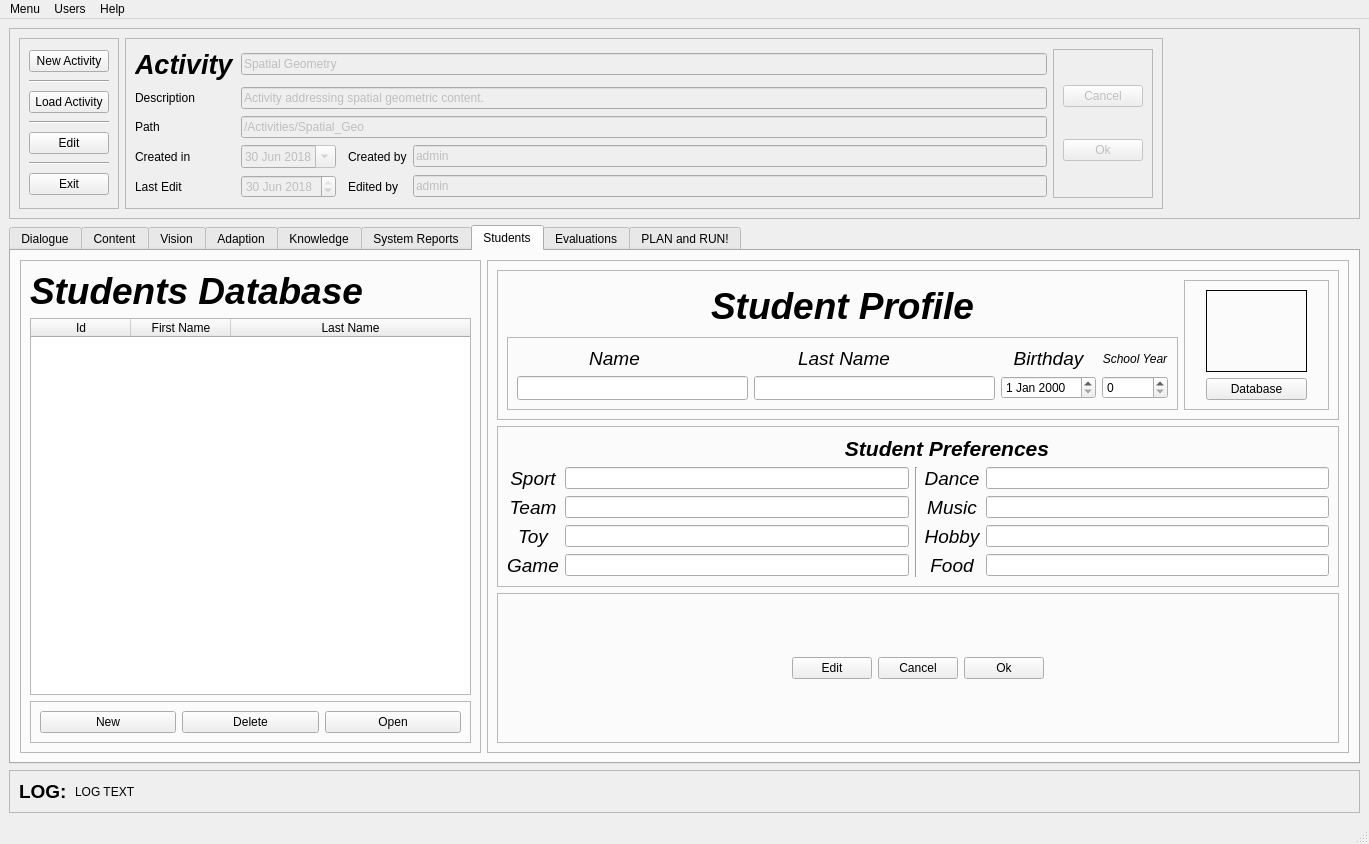
First picture: the form in Arch_2_1/GUI/activities_Manager.ui, repository LAR-Educational/Architecture_v2_0, before the edit.
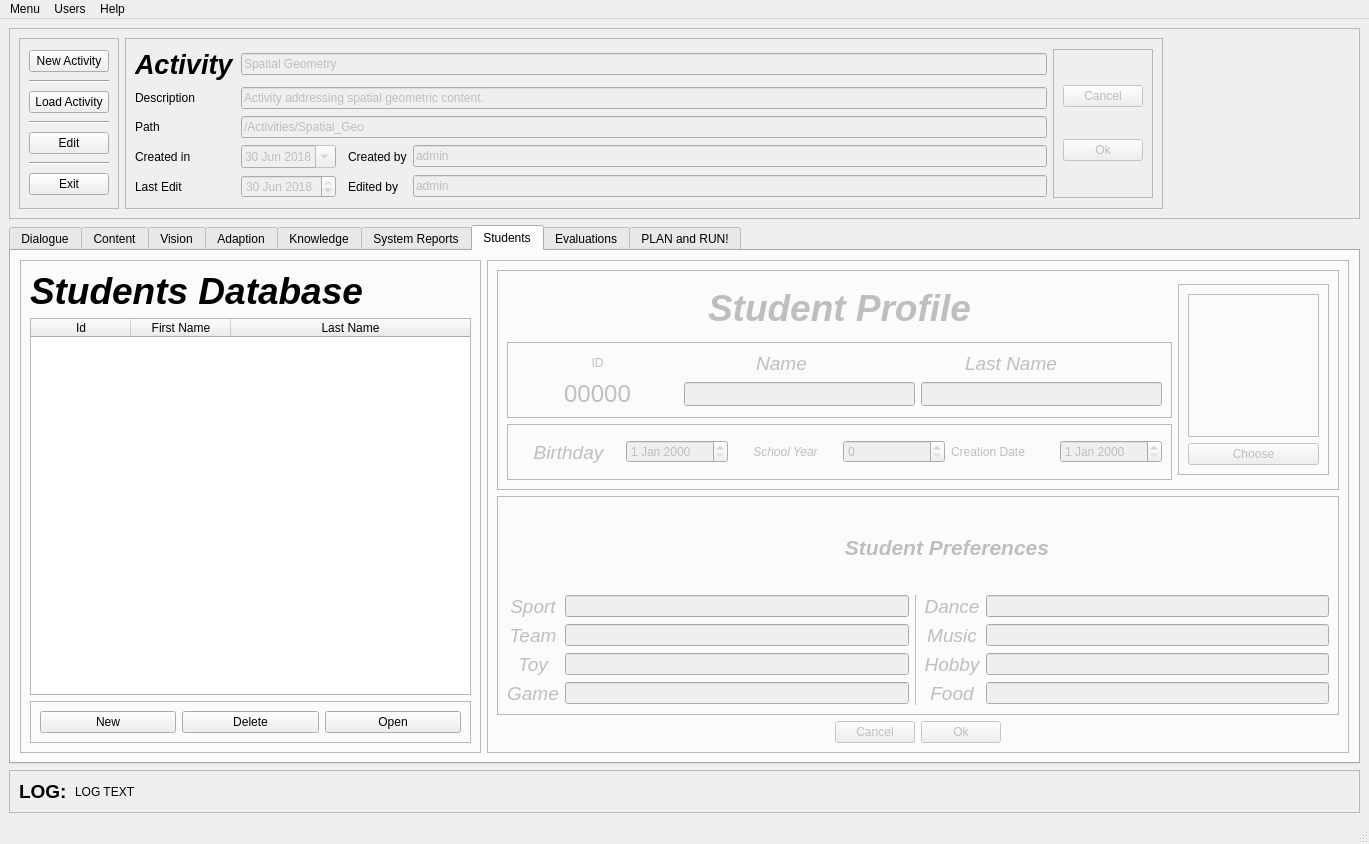
Second picture: the form after the edit. The open tabs and pages were chosen to show the change. Icons and pictures are not drawn.

Commit message: users wit figure

```diff
--- a/Arch_2_1/GUI/activities_Manager.ui
+++ b/Arch_2_1/GUI/activities_Manager.ui
@@ -2994,7 +2994,7 @@
         <item row="0" column="1">
          <widget class="QFrame" name="frame_19">
           <property name="enabled">
-           <bool>true</bool>
+           <bool>false</bool>
           </property>
           <property name="minimumSize">
            <size>
@@ -3015,291 +3015,47 @@
            <enum>QFrame::Raised</enum>
           </property>
           <layout class="QGridLayout" name="gridLayout_44">
-           <item row="4" column="0">
-            <widget class="QFrame" name="frame_24">
-             <property name="frameShape">
-              <enum>QFrame::StyledPanel</enum>
+           <item row="2" column="1">
+            <widget class="QPushButton" name="user_cancel_button">
+             <property name="text">
+              <string>Cancel</string>
              </property>
-             <property name="frameShadow">
-              <enum>QFrame::Raised</enum>
-             </property>
-             <layout class="QHBoxLayout" name="horizontalLayout_3">
-              <item>
-               <spacer name="horizontalSpacer_6">
-                <property name="orientation">
-                 <enum>Qt::Horizontal</enum>
-                </property>
-                <property name="sizeHint" stdset="0">
-                 <size>
-                  <width>40</width>
-                  <height>20</height>
-                 </size>
-                </property>
-               </spacer>
-              </item>
-              <item>
-               <widget class="QPushButton" name="pushButton_6">
-                <property name="text">
-                 <string>Edit</string>
-                </property>
-               </widget>
-              </item>
-              <item>
-               <widget class="QPushButton" name="pushButton_7">
-                <property name="text">
-                 <string>Cancel</string>
-                </property>
-               </widget>
-              </item>
-              <item>
-               <widget class="QPushButton" name="pushButton_8">
-                <property name="text">
-                 <string>Ok</string>
-                </property>
-               </widget>
-              </item>
-              <item>
-               <spacer name="horizontalSpacer_7">
-                <property name="orientation">
-                 <enum>Qt::Horizontal</enum>
-                </property>
-                <property name="sizeHint" stdset="0">
-                 <size>
-                  <width>40</width>
-                  <height>20</height>
-                 </size>
-                </property>
-               </spacer>
-              </item>
-             </layout>
             </widget>
            </item>
-           <item row="0" column="0">
-            <widget class="QFrame" name="frame_54">
-             <property name="frameShape">
-              <enum>QFrame::StyledPanel</enum>
+           <item row="2" column="0">
+            <spacer name="horizontalSpacer_6">
+             <property name="orientation">
+              <enum>Qt::Horizontal</enum>
              </property>
-             <property name="frameShadow">
-              <enum>QFrame::Raised</enum>
+             <property name="sizeHint" stdset="0">
+              <size>
+               <width>40</width>
+               <height>20</height>
+              </size>
              </property>
-             <layout class="QGridLayout" name="gridLayout_25">
-              <item row="0" column="0">
-               <widget class="QLabel" name="label_40">
-                <property name="font">
-                 <font>
-                  <family>Ubuntu</family>
-                  <pointsize>28</pointsize>
-                  <weight>75</weight>
-                  <italic>true</italic>
-                  <bold>true</bold>
-                 </font>
-                </property>
-                <property name="text">
-                 <string>Student Profile</string>
-                </property>
-                <property name="alignment">
-                 <set>Qt::AlignCenter</set>
-                </property>
-               </widget>
-              </item>
-              <item row="0" column="1" rowspan="2">
-               <widget class="QFrame" name="frame_21">
-                <property name="minimumSize">
-                 <size>
-                  <width>1</width>
-                  <height>1</height>
-                 </size>
-                </property>
-                <property name="maximumSize">
-                 <size>
-                  <width>1111</width>
-                  <height>1111</height>
-                 </size>
-                </property>
-                <property name="frameShape">
-                 <enum>QFrame::StyledPanel</enum>
-                </property>
-                <property name="frameShadow">
-                 <enum>QFrame::Raised</enum>
-                </property>
-                <layout class="QGridLayout" name="gridLayout_21">
-                 <item row="2" column="0">
-                  <widget class="QPushButton" name="pushButton_5">
-                   <property name="text">
-                    <string>Database</string>
-                   </property>
-                  </widget>
-                 </item>
-                 <item row="1" column="0">
-                  <widget class="QLabel" name="Userimage_2">
-                   <property name="maximumSize">
-                    <size>
-                     <width>101</width>
-                     <height>109</height>
-                    </size>
-                   </property>
-                   <property name="frameShape">
-                    <enum>QFrame::Box</enum>
-                   </property>
-                   <property name="text">
-                    <string/>
-                   </property>
-                   <property name="pixmap">
-                    <pixmap>user2.png</pixmap>
-                   </property>
-                   <property name="scaledContents">
-                    <bool>true</bool>
-                   </property>
-                   <property name="alignment">
-                    <set>Qt::AlignCenter</set>
-                   </property>
-                   <property name="wordWrap">
-                    <bool>true</bool>
-                   </property>
-                   <property name="indent">
-                    <number>-1</number>
-                   </property>
-                  </widget>
-                 </item>
-                </layout>
-               </widget>
-              </item>
-              <item row="1" column="0">
-               <widget class="QFrame" name="frame_20">
-                <property name="frameShape">
-                 <enum>QFrame::StyledPanel</enum>
-                </property>
-                <property name="frameShadow">
-                 <enum>QFrame::Raised</enum>
-                </property>
-                <layout class="QGridLayout" name="gridLayout_22">
-                 <item row="0" column="0">
-                  <widget class="QLabel" name="label_34">
-                   <property name="maximumSize">
-                    <size>
-                     <width>195</width>
-                     <height>22</height>
-                    </size>
-                   </property>
-                   <property name="font">
-                    <font>
-                     <family>Ubuntu</family>
-                     <pointsize>14</pointsize>
-                     <italic>true</italic>
-                    </font>
-                   </property>
-                   <property name="text">
-                    <string>Name</string>
-                   </property>
-                   <property name="alignment">
-                    <set>Qt::AlignCenter</set>
-                   </property>
-                  </widget>
-                 </item>
-                 <item row="0" column="1">
-                  <widget class="QLabel" name="label_36">
-                   <property name="maximumSize">
-                    <size>
-                     <width>180</width>
-                     <height>22</height>
-                    </size>
-                   </property>
-                   <property name="font">
-                    <font>
-                     <family>Ubuntu</family>
-                     <pointsize>14</pointsize>
-                     <italic>true</italic>
-                    </font>
-                   </property>
-                   <property name="text">
-                    <string>Last Name</string>
-                   </property>
-                   <property name="alignment">
-                    <set>Qt::AlignCenter</set>
-                   </property>
-                  </widget>
-                 </item>
-                 <item row="0" column="2">
-                  <widget class="QLabel" name="label_42">
-                   <property name="font">
-                    <font>
-                     <family>Ubuntu</family>
-                     <pointsize>14</pointsize>
-                     <italic>true</italic>
-                    </font>
-                   </property>
-                   <property name="text">
-                    <string>Birthday</string>
-                   </property>
-                   <property name="alignment">
-                    <set>Qt::AlignCenter</set>
-                   </property>
-                  </widget>
-                 </item>
-                 <item row="0" column="3">
-                  <widget class="QLabel" name="label_39">
-                   <property name="font">
-                    <font>
-                     <family>Ubuntu</family>
-                     <italic>true</italic>
-                    </font>
-                   </property>
-                   <property name="text">
-                    <string>School Year</string>
-                   </property>
-                   <property name="alignment">
-                    <set>Qt::AlignCenter</set>
-                   </property>
-                  </widget>
-                 </item>
-                 <item row="1" column="0">
-                  <widget class="QLineEdit" name="lineEdit_3">
-                   <property name="enabled">
-                    <bool>true</bool>
-                   </property>
-                   <property name="sizePolicy">
-                    <sizepolicy hsizetype="Fixed" vsizetype="Fixed">
-                     <horstretch>0</horstretch>
-                     <verstretch>0</verstretch>
-                    </sizepolicy>
-                   </property>
-                   <property name="minimumSize">
-                    <size>
-                     <width>231</width>
-                     <height>24</height>
-                    </size>
-                   </property>
-                  </widget>
-                 </item>
-                 <item row="1" column="1">
-                  <widget class="QLineEdit" name="lineEdit_6">
-                   <property name="sizePolicy">
-                    <sizepolicy hsizetype="Fixed" vsizetype="Fixed">
-                     <horstretch>0</horstretch>
-                     <verstretch>0</verstretch>
-                    </sizepolicy>
-                   </property>
-                   <property name="minimumSize">
-                    <size>
-                     <width>241</width>
-                     <height>24</height>
-                    </size>
-                   </property>
-                  </widget>
-                 </item>
-                 <item row="1" column="2">
-                  <widget class="QDateEdit" name="dateEdit"/>
-                 </item>
-                 <item row="1" column="3">
-                  <widget class="QSpinBox" name="spinBox_2"/>
-                 </item>
-                </layout>
-               </widget>
-              </item>
-             </layout>
+            </spacer>
+           </item>
+           <item row="2" column="2">
+            <widget class="QPushButton" name="user_ok_button">
+             <property name="text">
+              <string>Ok</string>
+             </property>
             </widget>
            </item>
-           <item row="3" column="0">
+           <item row="2" column="3">
+            <spacer name="horizontalSpacer_7">
+             <property name="orientation">
+              <enum>Qt::Horizontal</enum>
+             </property>
+             <property name="sizeHint" stdset="0">
+              <size>
+               <width>40</width>
+               <height>20</height>
+              </size>
+             </property>
+            </spacer>
+           </item>
+           <item row="1" column="0" colspan="4">
             <widget class="QFrame" name="frame_22">
              <property name="frameShape">
               <enum>QFrame::StyledPanel</enum>
@@ -3308,6 +3064,9 @@
               <enum>QFrame::Raised</enum>
              </property>
              <layout class="QGridLayout" name="gridLayout_23">
+              <item row="1" column="4">
+               <widget class="QLineEdit" name="user_dance"/>
+              </item>
               <item row="1" column="2" rowspan="4">
                <widget class="Line" name="line_7">
                 <property name="orientation">
@@ -3392,9 +3151,6 @@
                 </property>
                </widget>
               </item>
-              <item row="1" column="4">
-               <widget class="QLineEdit" name="lineEdit_9"/>
-              </item>
               <item row="4" column="1">
                <widget class="QLineEdit" name="lineEdit_8"/>
               </item>
@@ -3497,6 +3253,278 @@
              </layout>
             </widget>
            </item>
+           <item row="0" column="0" colspan="4">
+            <widget class="QFrame" name="frame_54">
+             <property name="frameShape">
+              <enum>QFrame::StyledPanel</enum>
+             </property>
+             <property name="frameShadow">
+              <enum>QFrame::Raised</enum>
+             </property>
+             <layout class="QGridLayout" name="gridLayout_25">
+              <item row="0" column="1" rowspan="3">
+               <widget class="QFrame" name="frame_21">
+                <property name="minimumSize">
+                 <size>
+                  <width>1</width>
+                  <height>1</height>
+                 </size>
+                </property>
+                <property name="maximumSize">
+                 <size>
+                  <width>151</width>
+                  <height>191</height>
+                 </size>
+                </property>
+                <property name="frameShape">
+                 <enum>QFrame::StyledPanel</enum>
+                </property>
+                <property name="frameShadow">
+                 <enum>QFrame::Raised</enum>
+                </property>
+                <layout class="QGridLayout" name="gridLayout_21">
+                 <item row="2" column="0">
+                  <widget class="QPushButton" name="user_choose_pic_button">
+                   <property name="text">
+                    <string>Choose</string>
+                   </property>
+                  </widget>
+                 </item>
+                 <item row="1" column="0">
+                  <widget class="QLabel" name="user_image">
+                   <property name="maximumSize">
+                    <size>
+                     <width>11111</width>
+                     <height>11111</height>
+                    </size>
+                   </property>
+                   <property name="frameShape">
+                    <enum>QFrame::Box</enum>
+                   </property>
+                   <property name="text">
+                    <string/>
+                   </property>
+                   <property name="pixmap">
+                    <pixmap>user2.png</pixmap>
+                   </property>
+                   <property name="scaledContents">
+                    <bool>true</bool>
+                   </property>
+                   <property name="alignment">
+                    <set>Qt::AlignCenter</set>
+                   </property>
+                   <property name="wordWrap">
+                    <bool>true</bool>
+                   </property>
+                   <property name="indent">
+                    <number>-1</number>
+                   </property>
+                  </widget>
+                 </item>
+                </layout>
+               </widget>
+              </item>
+              <item row="0" column="0">
+               <widget class="QLabel" name="label_40">
+                <property name="font">
+                 <font>
+                  <family>Ubuntu</family>
+                  <pointsize>28</pointsize>
+                  <weight>75</weight>
+                  <italic>true</italic>
+                  <bold>true</bold>
+                 </font>
+                </property>
+                <property name="text">
+                 <string>Student Profile</string>
+                </property>
+                <property name="alignment">
+                 <set>Qt::AlignCenter</set>
+                </property>
+               </widget>
+              </item>
+              <item row="1" column="0">
+               <widget class="QFrame" name="frame_20">
+                <property name="frameShape">
+                 <enum>QFrame::StyledPanel</enum>
+                </property>
+                <property name="frameShadow">
+                 <enum>QFrame::Raised</enum>
+                </property>
+                <layout class="QGridLayout" name="gridLayout_22">
+                 <item row="0" column="0">
+                  <widget class="QLabel" name="label_106">
+                   <property name="text">
+                    <string>ID</string>
+                   </property>
+                   <property name="alignment">
+                    <set>Qt::AlignCenter</set>
+                   </property>
+                  </widget>
+                 </item>
+                 <item row="0" column="1">
+                  <widget class="QLabel" name="label_34">
+                   <property name="maximumSize">
+                    <size>
+                     <width>195</width>
+                     <height>22</height>
+                    </size>
+                   </property>
+                   <property name="font">
+                    <font>
+                     <family>Ubuntu</family>
+                     <pointsize>14</pointsize>
+                     <italic>true</italic>
+                    </font>
+                   </property>
+                   <property name="text">
+                    <string>Name</string>
+                   </property>
+                   <property name="alignment">
+                    <set>Qt::AlignCenter</set>
+                   </property>
+                  </widget>
+                 </item>
+                 <item row="0" column="2">
+                  <widget class="QLabel" name="label_36">
+                   <property name="maximumSize">
+                    <size>
+                     <width>180</width>
+                     <height>22</height>
+                    </size>
+                   </property>
+                   <property name="font">
+                    <font>
+                     <family>Ubuntu</family>
+                     <pointsize>14</pointsize>
+                     <italic>true</italic>
+                    </font>
+                   </property>
+                   <property name="text">
+                    <string>Last Name</string>
+                   </property>
+                   <property name="alignment">
+                    <set>Qt::AlignCenter</set>
+                   </property>
+                  </widget>
+                 </item>
+                 <item row="1" column="1">
+                  <widget class="QLineEdit" name="user_name_field">
+                   <property name="enabled">
+                    <bool>false</bool>
+                   </property>
+                   <property name="sizePolicy">
+                    <sizepolicy hsizetype="Fixed" vsizetype="Fixed">
+                     <horstretch>0</horstretch>
+                     <verstretch>0</verstretch>
+                    </sizepolicy>
+                   </property>
+                   <property name="minimumSize">
+                    <size>
+                     <width>231</width>
+                     <height>24</height>
+                    </size>
+                   </property>
+                  </widget>
+                 </item>
+                 <item row="1" column="2">
+                  <widget class="QLineEdit" name="user_last_name_field">
+                   <property name="sizePolicy">
+                    <sizepolicy hsizetype="Fixed" vsizetype="Fixed">
+                     <horstretch>0</horstretch>
+                     <verstretch>0</verstretch>
+                    </sizepolicy>
+                   </property>
+                   <property name="minimumSize">
+                    <size>
+                     <width>241</width>
+                     <height>24</height>
+                    </size>
+                   </property>
+                  </widget>
+                 </item>
+                 <item row="1" column="0">
+                  <widget class="QLabel" name="user_id_label">
+                   <property name="font">
+                    <font>
+                     <pointsize>18</pointsize>
+                    </font>
+                   </property>
+                   <property name="text">
+                    <string>00000</string>
+                   </property>
+                   <property name="alignment">
+                    <set>Qt::AlignCenter</set>
+                   </property>
+                  </widget>
+                 </item>
+                </layout>
+               </widget>
+              </item>
+              <item row="2" column="0">
+               <widget class="QFrame" name="frame_71">
+                <property name="frameShape">
+                 <enum>QFrame::StyledPanel</enum>
+                </property>
+                <property name="frameShadow">
+                 <enum>QFrame::Raised</enum>
+                </property>
+                <layout class="QHBoxLayout" name="horizontalLayout">
+                 <item>
+                  <widget class="QLabel" name="label_42">
+                   <property name="font">
+                    <font>
+                     <family>Ubuntu</family>
+                     <pointsize>14</pointsize>
+                     <italic>true</italic>
+                    </font>
+                   </property>
+                   <property name="text">
+                    <string>Birthday</string>
+                   </property>
+                   <property name="alignment">
+                    <set>Qt::AlignCenter</set>
+                   </property>
+                  </widget>
+                 </item>
+                 <item>
+                  <widget class="QDateEdit" name="user_bd_field"/>
+                 </item>
+                 <item>
+                  <widget class="QLabel" name="label_39">
+                   <property name="font">
+                    <font>
+                     <family>Ubuntu</family>
+                     <italic>true</italic>
+                    </font>
+                   </property>
+                   <property name="text">
+                    <string>School Year</string>
+                   </property>
+                   <property name="alignment">
+                    <set>Qt::AlignCenter</set>
+                   </property>
+                  </widget>
+                 </item>
+                 <item>
+                  <widget class="QSpinBox" name="user_school_year"/>
+                 </item>
+                 <item>
+                  <widget class="QLabel" name="label_127">
+                   <property name="text">
+                    <string>Creation Date</string>
+                   </property>
+                  </widget>
+                 </item>
+                 <item>
+                  <widget class="QDateEdit" name="user_creation_date"/>
+                 </item>
+                </layout>
+               </widget>
+              </item>
+             </layout>
+            </widget>
+           </item>
           </layout>
          </widget>
         </item>
```
Left out of the diff: 92 changed lines with no effect on the pictures. The commit also changes 16 other files.
